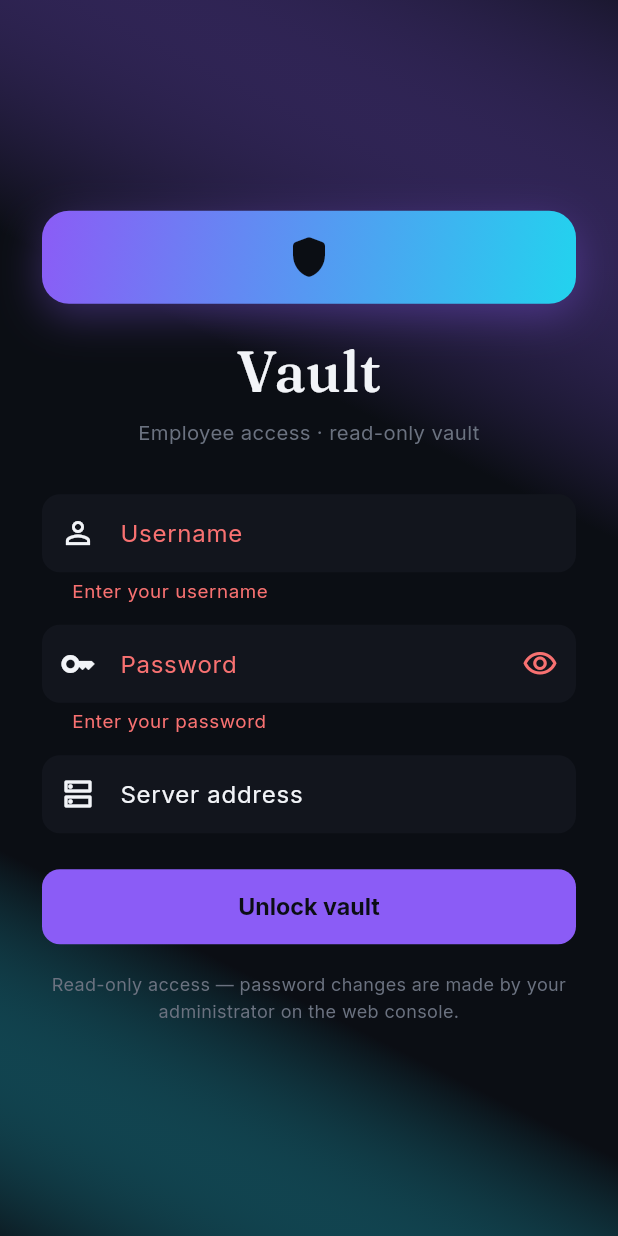
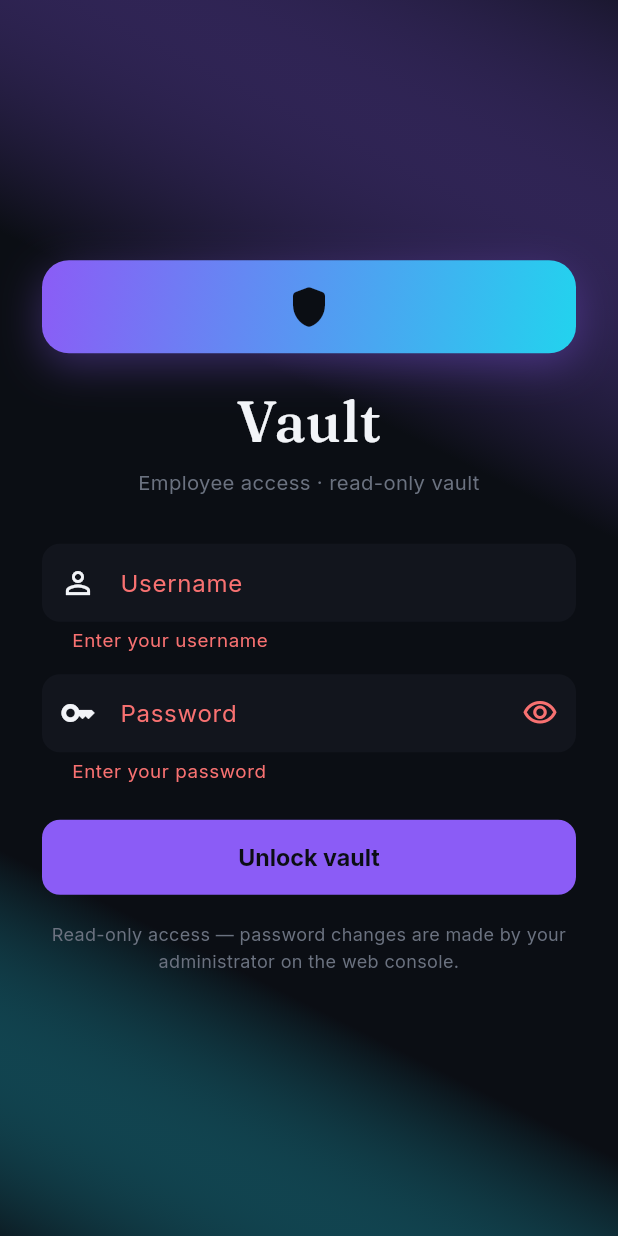
Before and after one commit to sarathi-png/Password_Manager, a Flutter app: the screen it shows after launch, after a tap on "Unlock vault", on a phone screen of 412 x 824 dp. Run offline on Flutter 3.47's test engine with Material 3 defaults, Android fonts, the phone set to English and light mode, and no system bars; our stand-ins replace flutter_secure_storage, google_fonts, shared_preferences; accounts and stored records are empty.

Commit message:
Flutter: hardcode server URL, remove login server field

```diff
--- a/mobile/lib/api.dart
+++ b/mobile/lib/api.dart
@@ -19,14 +19,16 @@ class ApiClient {
   static const _storage = FlutterSecureStorage();
   static const _tokenKey = 'vault_token';
   static const _serverKey = 'vault_server';
+  static const String defaultServer = 'https://vault-lcgd.onrender.com';
 
-  String baseUrl = '';
+  String baseUrl = defaultServer;
   String? _token;
   VaultUser? user;
 
   Future<void> loadSession() async {
     final prefs = await SharedPreferences.getInstance();
-    baseUrl = prefs.getString(_serverKey) ?? '';
+    final saved = prefs.getString(_serverKey);
+    baseUrl = (saved == null || saved.isEmpty) ? defaultServer : saved;
     _token = await _storage.read(key: _tokenKey);
   }
 
--- a/mobile/lib/screens/login_screen.dart
+++ b/mobile/lib/screens/login_screen.dart
@@ -22,22 +22,14 @@ class _LoginScreenState extends State<LoginScreen> {
   final _formKey = GlobalKey<FormState>();
   final _usernameCtrl = TextEditingController();
   final _passwordCtrl = TextEditingController();
-  final _serverCtrl = TextEditingController();
   bool _obscure = true;
   bool _loading = false;
   String? _error;
 
   @override
-  void initState() {
-    super.initState();
-    _serverCtrl.text = widget.api.baseUrl;
-  }
-
-  @override
   void dispose() {
     _usernameCtrl.dispose();
     _passwordCtrl.dispose();
-    _serverCtrl.dispose();
     super.dispose();
   }
 
@@ -48,9 +40,8 @@ class _LoginScreenState extends State<LoginScreen> {
       _error = null;
     });
     try {
-      widget.api.baseUrl = _serverCtrl.text.trim();
       final user = await widget.api.login(_usernameCtrl.text.trim(), _passwordCtrl.text);
-      await widget.api.saveSession(_serverCtrl.text.trim());
+      await widget.api.saveSession(widget.api.baseUrl);
       widget.onLoggedIn(user);
     } on ApiException catch (e) {
       setState(() => _error = e.message);
@@ -149,16 +140,6 @@ class _LoginScreenState extends State<LoginScreen> {
                         ),
                         validator: (v) => (v == null || v.isEmpty) ? 'Enter your password' : null,
                       ),
-                      const SizedBox(height: 14),
-                      TextFormField(
-                        controller: _serverCtrl,
-                        keyboardType: TextInputType.url,
-                        decoration: const InputDecoration(
-                          labelText: 'Server address',
-                          hintText: 'https://vault.example.com',
-                          prefixIcon: Icon(Icons.dns_outlined),
-                        ),
-                      ),
                       const SizedBox(height: 24),
                       FilledButton(
                         onPressed: _loading ? null : _submit,
```
